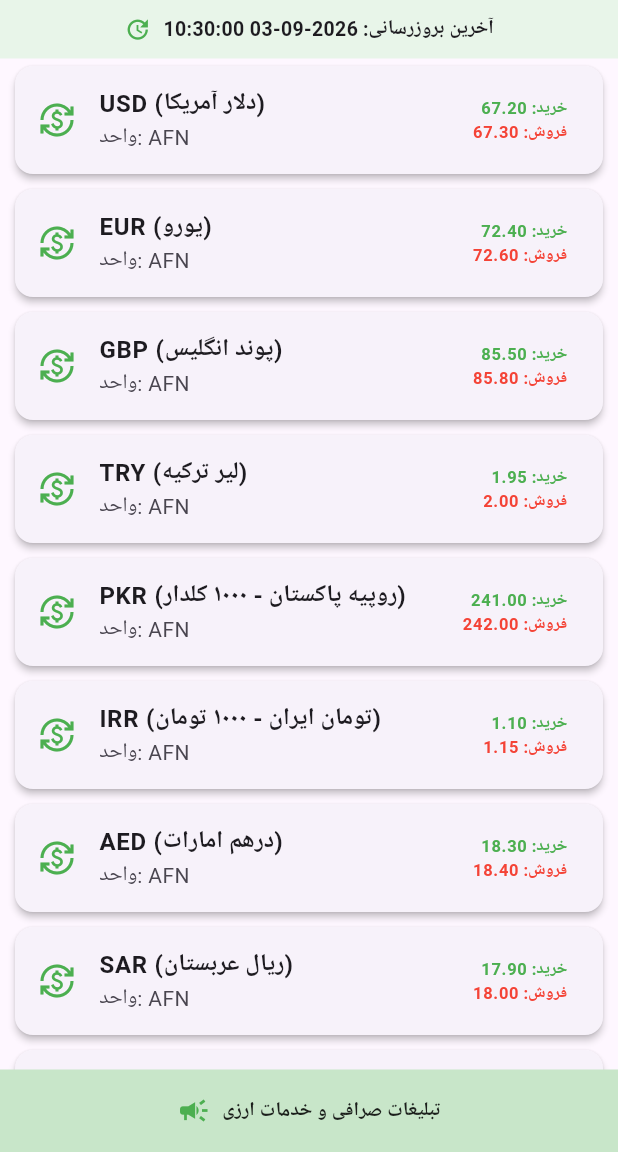
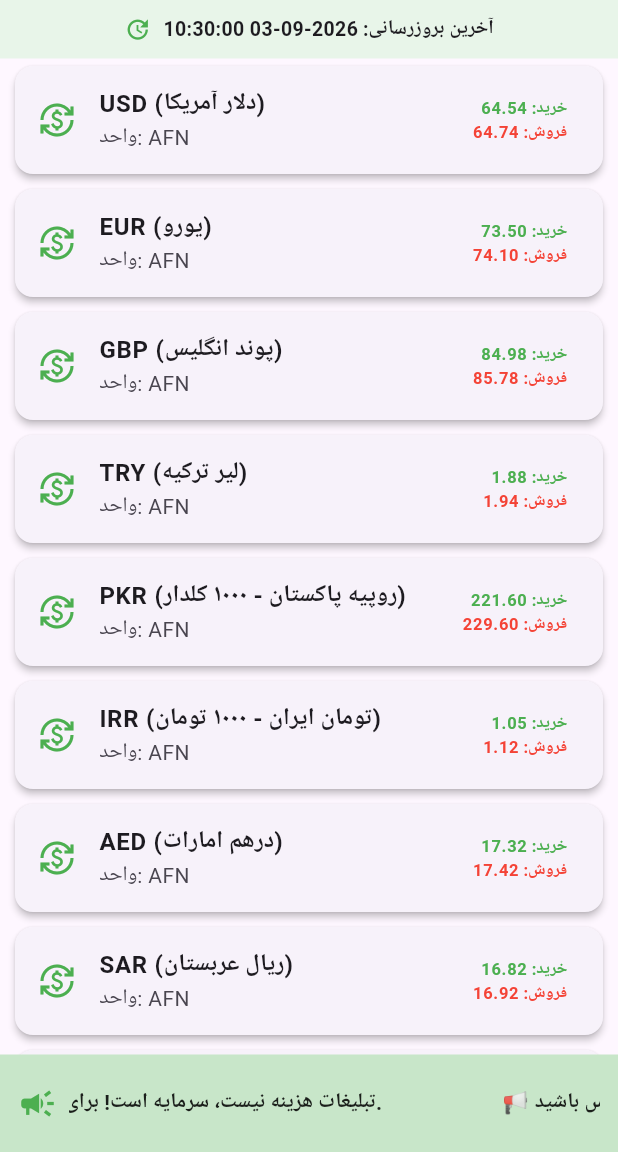
Before and after one commit to aj3157247-bot/-Shahzada-Rates-, a Flutter app: the screen it shows after launch, on a phone screen of 412 x 824 dp, the part 84-1236 px from its top. Run offline on Flutter 3.47's test engine with Material 3 defaults, Android fonts, the phone set to English and light mode, and no system bars; our stand-ins replace share_plus, shared_preferences; network calls fail.

Commit message:
Update main.dart

```diff
--- a/lib/main.dart
+++ b/lib/main.dart
@@ -47,21 +47,11 @@ class _HomeScreenState extends State<HomeScreen> {
   Map<String, dynamic> fullData = {};
   List<Map<String, dynamic>> activeAds = [];
   bool isLoading = true;
-  final PageController _adPageController = PageController();
-  Timer? _adTimer;
-  int _currentAdIndex = 0;
 
   @override
   void initState() {
     super.initState();
     loadAppData();
-  }
-
-  @override
-  void dispose() {
-    _adTimer?.cancel();
-    _adPageController.dispose();
-    super.dispose();
   }
 
   Future<void> loadAppData() async {
@@ -79,52 +69,42 @@ class _HomeScreenState extends State<HomeScreen> {
         }
       }
     } else {
-      loadedAds.add({'text': 'تبلیغات صرافی و خدمات ارزی', 'link': 'https://t.me/your_channel'});
+      loadedAds.add({
+        'text': '📢 تبلیغات هزینه نیست، سرمایه است! برای نشر خدمات و صرافی خود با ما در تماس باشید.',
+        'link': 'https://t.me/your_channel'
+      });
     }
 
     setState(() {
       activeAds = loadedAds;
     });
 
-    int adDurationSeconds = prefs.getInt('ad_duration_seconds') ?? 4;
-
-    _adTimer?.cancel();
-    if (activeAds.length > 1) {
-      _adTimer = Timer.periodic(Duration(seconds: adDurationSeconds), (timer) {
-        if (_adPageController.hasClients) {
-          _currentAdIndex = (_currentAdIndex + 1) % activeAds.length;
-          _adPageController.animateToPage(
-            _currentAdIndex,
-            duration: const Duration(milliseconds: 400),
-            curve: Curves.easeInOut,
-          );
-        }
-      });
-    }
-
+    // ساخت زمان و تاریخ دقیق و به‌روزِ همین لحظه
     String currentFormattedTime = "${DateTime.now().year}-${DateTime.now().month.toString().padLeft(2, '0')}-${DateTime.now().day.toString().padLeft(2, '0')} ${DateTime.now().hour.toString().padLeft(2, '0')}:${DateTime.now().minute.toString().padLeft(2, '0')}:${DateTime.now().second.toString().padLeft(2, '0')}";
 
+    // لیست کامل و دقیق نرخ‌ها بر اساس بازار و د افغانستان بانک
     final Map<String, dynamic> defaultComprehensiveData = {
       "last_updated": currentFormattedTime,
       "rates": [
-        {"currency": "USD (دلار آمریکا)", "buy": "67.20", "sell": "67.30", "unit": "AFN"},
-        {"currency": "EUR (یورو)", "buy": "72.40", "sell": "72.60", "unit": "AFN"},
-        {"currency": "GBP (پوند انگلیس)", "buy": "85.50", "sell": "85.80", "unit": "AFN"},
-        {"currency": "TRY (لیر ترکیه)", "buy": "1.95", "sell": "2.00", "unit": "AFN"},
-        {"currency": "PKR (روپیه پاکستان - ۱۰۰۰ کلدار)", "buy": "241.00", "sell": "242.00", "unit": "AFN"},
-        {"currency": "IRR (تومان ایران - ۱۰۰۰ تومان)", "buy": "1.10", "sell": "1.15", "unit": "AFN"},
-        {"currency": "AED (درهم امارات)", "buy": "18.30", "sell": "18.40", "unit": "AFN"},
-        {"currency": "SAR (ریال عربستان)", "buy": "17.90", "sell": "18.00", "unit": "AFN"},
-        {"currency": "طلا (یک گرم عیار ۷۵۰)", "buy": "5200", "sell": "5300", "unit": "AFN"},
-        {"currency": "طلا (یک مثقال عیار ۷۵۰)", "buy": "24100", "sell": "24400", "unit": "AFN"}
+        {"currency": "USD (دلار آمریکا)", "buy": "64.54", "sell": "64.74", "unit": "AFN"},
+        {"currency": "EUR (یورو)", "buy": "73.50", "sell": "74.10", "unit": "AFN"},
+        {"currency": "GBP (پوند انگلیس)", "buy": "84.98", "sell": "85.78", "unit": "AFN"},
+        {"currency": "TRY (لیر ترکیه)", "buy": "1.88", "sell": "1.94", "unit": "AFN"},
+        {"currency": "PKR (روپیه پاکستان - ۱۰۰۰ کلدار)", "buy": "221.60", "sell": "229.60", "unit": "AFN"},
+        {"currency": "IRR (تومان ایران - ۱۰۰۰ تومان)", "buy": "1.05", "sell": "1.12", "unit": "AFN"},
+        {"currency": "AED (درهم امارات)", "buy": "17.32", "sell": "17.42", "unit": "AFN"},
+        {"currency": "SAR (ریال عربستان)", "buy": "16.82", "sell": "16.92", "unit": "AFN"},
+        {"currency": "طلا (یک گرم عیار ۷۵۰)", "buy": "5200", "sell": "5350", "unit": "AFN"},
+        {"currency": "طلا (یک مثقال عیار ۷۵۰)", "buy": "24100", "sell": "24500", "unit": "AFN"},
+        {"currency": "نقره (یک مثقال عیار خالص)", "buy": "450", "sell": "480", "unit": "AFN"}
       ]
     };
 
-    // ۲. دریافت نرخ‌ها به صورت آنلاین از گیت‌هاب
+    // ۲. دریافت آنلاین از گیت‌هاب
     try {
       final response = await http
           .get(Uri.parse('https://raw.githubusercontent.com/shahzada-rates/app/main/assets/rates.json'))
-          .timeout(const Duration(seconds: 6));
+          .timeout(const Duration(seconds: 5));
 
       if (response.statusCode == 200) {
         final onlineData = json.decode(response.body);
@@ -139,6 +119,7 @@ class _HomeScreenState extends State<HomeScreen> {
       }
     } catch (_) {}
 
+    // استفاده از حافظه موقت یا مقادیر پیش‌فرض دقیق
     try {
       String? cachedJson = prefs.getString('cached_rates_json');
       if (cachedJson != null && cachedJson.isNotEmpty) {
@@ -171,7 +152,6 @@ class _HomeScreenState extends State<HomeScreen> {
     } catch (_) {}
   }
 
-  // اصلاح بخش اشتراک‌گذاری برای ارسال متن همراه با لینک دانلود برنامه
   void _shareApp() {
     Share.share(
       'برنامه حرفه‌ای «افغان نرخ» را نصب کنید و از دقیق‌ترین نرخ‌های لحظه‌ای ارز، طلا و نقره مطلع شوید!\n\nلینک دانلود برنامه:\nhttps://github.com/shahzada-rates/app'
@@ -265,13 +245,14 @@ class _HomeScreenState extends State<HomeScreen> {
                           ),
                   ),
           ),
+          // بخش تبلیغات با فضای بیشتر و متن متحرک (مارکویی روان)
           if (activeAds.isNotEmpty)
             Container(
-              height: 55,
+              height: 65,
               width: double.infinity,
               color: Colors.green[100],
+              padding: const EdgeInsets.symmetric(vertical: 8),
               child: PageView.builder(
-                controller: _adPageController,
                 itemCount: activeAds.length,
                 itemBuilder: (context, index) {
                   var ad = activeAds[index];
@@ -281,15 +262,17 @@ class _HomeScreenState extends State<HomeScreen> {
                       padding: const EdgeInsets.symmetric(horizontal: 12),
                       alignment: Alignment.center,
                       child: Row(
-                        mainAxisAlignment: MainAxisAlignment.center,
                         children: [
-                          const Icon(Icons.campaign, color: Colors.green, size: 22),
+                          const Icon(Icons.campaign, color: Colors.green, size: 26),
                           const SizedBox(width: 8),
-                          Flexible(
-                            child: Text(
-                              ad['text'],
-                              style: const TextStyle(fontWeight: FontWeight.bold, color: Colors.black87, fontSize: 13),
-                              overflow: TextOverflow.ellipsis,
+                          Expanded(
+                            child: MarqueeTickerText(
+                              text: ad['text'] ?? '',
+                              style: const TextStyle(
+                                fontWeight: FontWeight.bold,
+                                color: Colors.black87,
+                                fontSize: 14,
+                              ),
                             ),
                           ),
                         ],
@@ -299,6 +282,72 @@ class _HomeScreenState extends State<HomeScreen> {
                 },
               ),
             ),
+        ],
+      ),
+    );
+  }
+}
+
+// ویجت اختصاصی متن متحرک روان برای تبلیغات طولانی
+class MarqueeTickerText extends StatefulWidget {
+  final String text;
+  final TextStyle style;
+
+  const MarqueeTickerText({super.key, required this.text, required this.style});
+
+  @override
+  State<MarqueeTickerText> createState() => _MarqueeTickerTextState();
+}
+
+class _MarqueeTickerTextState extends State<MarqueeTickerText> {
+  late ScrollController _scrollController;
+  Timer? _timer;
+
+  @override
+  void initState() {
+    super.initState();
+    _scrollController = ScrollController();
+    WidgetsBinding.instance.addPostFrameCallback((_) => _startScrolling());
+  }
+
+  void _startScrolling() async {
+    while (_scrollController.hasClients) {
+      await Future.delayed(const Duration(seconds: 1));
+      if (!_scrollController.hasClients) break;
+      double maxExtent = _scrollController.position.maxScrollExtent;
+      if (maxExtent > 0) {
+        await _scrollController.animateTo(
+          maxExtent,
+          duration: Duration(milliseconds: (maxExtent * 25).toInt()),
+          curve: Curves.linear,
+        );
+        await Future.delayed(const Duration(seconds: 2));
+        if (!_scrollController.hasClients) break;
+        _scrollController.jumpTo(0);
+      } else {
+        break;
+      }
+    }
+  }
+
+  @override
+  void dispose() {
+    _timer?.cancel();
+    _scrollController.dispose();
+    super.dispose();
+  }
+
+  @override
+  Widget build(BuildContext context) {
+    return SingleChildScrollView(
+      controller: _scrollController,
+      scrollDirection: Axis.horizontal,
+      physics: const NeverScrollableScrollPhysics(),
+      child: Row(
+        children: [
+          Text(widget.text, style: widget.style),
+          const SizedBox(width: 80),
+          Text(widget.text, style: widget.style),
         ],
       ),
     );
@@ -370,9 +419,7 @@ class AdminDashboardPage extends StatefulWidget {
 class _AdminDashboardPageState extends State<AdminDashboardPage> {
   int totalAppOpens = 0;
   bool isLoading = true;
-
   List<Map<String, dynamic>> adsList = [];
-  final TextEditingController _durationController = TextEditingController(text: '4');
 
   @override
   void initState() {
@@ -383,8 +430,6 @@ class _AdminDashboardPageState extends State<AdminDashboardPage> {
   Future<void> loadAdminData() async {
     final prefs = await SharedPreferences.getInstance();
     totalAppOpens = prefs.getInt('app_open_count') ?? 1;
-    int duration = prefs.getInt('ad_duration_seconds') ?? 4;
-    _durationController.text = duration.toString();
 
     String? adsJson = prefs.getString('ads_list_json');
     if (adsJson != null && adsJson.isNotEmpty) {
@@ -392,7 +437,7 @@ class _AdminDashboardPageState extends State<AdminDashboardPage> {
       adsList = decoded.map((e) => Map<String, dynamic>.from(e)).toList();
     } else {
       adsList = [
-        {'text': 'تبلیغ اول صرافی', 'link': 'https://t.me/your_channel', 'active': true}
+        {'text': '📢 تبلیغات هزینه نیست، سرمایه است! برای نشر خدمات و صرافی خود با ما در تماس باشید.', 'link': 'https://t.me/your_channel', 'active': true}
       ];
     }
 
@@ -403,10 +448,7 @@ class _AdminDashboardPageState extends State<AdminDashboardPage> {
 
   Future<void> saveAllSettings() async {
     final prefs = await SharedPreferences.getInstance();
-
     await prefs.setString('ads_list_json', json.encode(adsList));
-    int duration = int.tryParse(_durationController.text.trim()) ?? 4;
-    await prefs.setInt('ad_duration_seconds', duration);
 
     if (!mounted) return;
     ScaffoldMessenger.of(context).showSnackBar(
@@ -417,7 +459,7 @@ class _AdminDashboardPageState extends State<AdminDashboardPage> {
 
   void _addNewAd() {
     setState(() {
-      adsList.add({'text': 'تبلیغ جدید', 'link': 'https://t.me/your_channel', 'active': true});
+      adsList.add({'text': 'متن تبلیغ جدید...', 'link': 'https://t.me/your_channel', 'active': true});
     });
   }
 
@@ -471,7 +513,7 @@ class _AdminDashboardPageState extends State<AdminDashboardPage> {
                         Row(
                           mainAxisAlignment: MainAxisAlignment.spaceBetween,
                           children: [
-                            const Text('سیستم تبلیغات نامحدود', style: TextStyle(fontWeight: FontWeight.bold, fontSize: 16, color: Colors.green)),
+                            const Text('سیستم تبلیغات', style: TextStyle(fontWeight: FontWeight.bold, fontSize: 16, color: Colors.green)),
                             ElevatedButton.icon(
                               style: ElevatedButton.styleFrom(backgroundColor: Colors.green[700]),
                               onPressed: _addNewAd,
@@ -481,16 +523,7 @@ class _AdminDashboardPageState extends State<AdminDashboardPage> {
                           ],
                         ),
                         const Divider(),
-                        TextField(
-                          controller: _durationController,
-                          keyboardType: TextInputType.number,
-                          decoration: const InputDecoration(
-                            labelText: 'زمان تغییر تبلیغات در اسلایدر (به ثانیه)',
-                            border: OutlineInputBorder(),
-                            isDense: true,
-                          ),
-                        ),
-                        const SizedBox(height: 15),
+                        const SizedBox(height: 10),
                         ...List.generate(adsList.length, (index) {
                           var ad = adsList[index];
                           return Container(
```
